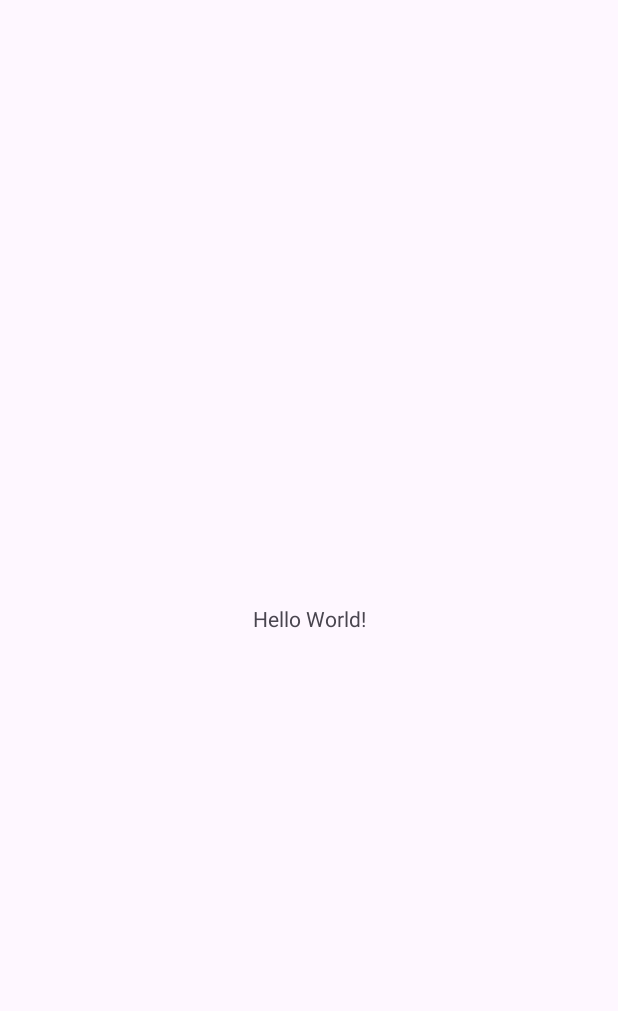
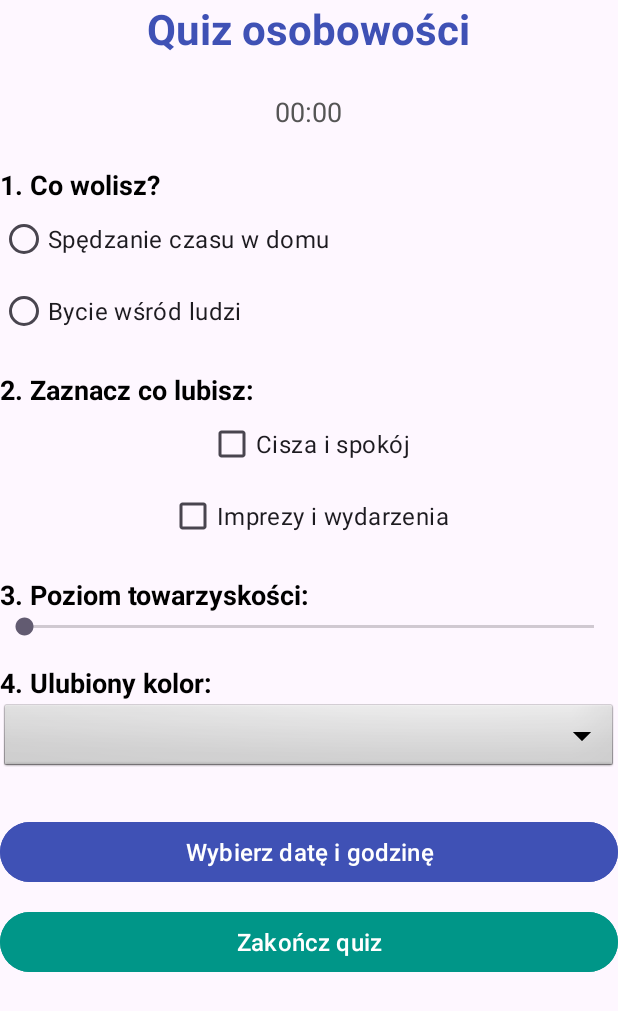
Before and after one commit to JosephGod37/PersonalityQuiz, an Android app: the screen it shows after launch (MainActivity), on a phone screen of 412 x 824 dp. Before the commit the part shown is almost empty. Shown: the top 1011 px of the screen. Run offline under Robolectric (Android 15) with nearby library versions, the phone set to English and light mode, and no system bars.

Commit message:
stworzenie wygladu

```diff
--- a/PersonalityQuiz/app/src/main/AndroidManifest.xml
+++ b/PersonalityQuiz/app/src/main/AndroidManifest.xml
@@ -13,6 +13,9 @@
         android:theme="@style/Theme.PersonalityQuiz"
         tools:targetApi="31">
         <activity
+            android:name=".SummaryActivity"
+            android:exported="false" />
+        <activity
             android:name=".MainActivity"
             android:exported="true">
             <intent-filter>
--- /dev/null
+++ b/PersonalityQuiz/app/src/main/java/com/example/personalityquiz/SummaryActivity.kt
@@ -0,0 +1,20 @@
+package com.example.personalityquiz
+
+import android.os.Bundle
+import androidx.activity.enableEdgeToEdge
+import androidx.appcompat.app.AppCompatActivity
+import androidx.core.view.ViewCompat
+import androidx.core.view.WindowInsetsCompat
+
+class SummaryActivity : AppCompatActivity() {
+    override fun onCreate(savedInstanceState: Bundle?) {
+        super.onCreate(savedInstanceState)
+        enableEdgeToEdge()
+        setContentView(R.layout.activity_summary)
+        ViewCompat.setOnApplyWindowInsetsListener(findViewById(R.id.main)) { v, insets ->
+            val systemBars = insets.getInsets(WindowInsetsCompat.Type.systemBars())
+            v.setPadding(systemBars.left, systemBars.top, systemBars.right, systemBars.bottom)
+            insets
+        }
+    }
+}
--- a/PersonalityQuiz/app/src/main/res/layout/activity_main.xml
+++ b/PersonalityQuiz/app/src/main/res/layout/activity_main.xml
@@ -1,19 +1,128 @@
 <?xml version="1.0" encoding="utf-8"?>
-<androidx.constraintlayout.widget.ConstraintLayout xmlns:android="http://schemas.android.com/apk/res/android"
+<LinearLayout xmlns:android="http://schemas.android.com/apk/res/android"
     xmlns:app="http://schemas.android.com/apk/res-auto"
     xmlns:tools="http://schemas.android.com/tools"
     android:id="@+id/main"
     android:layout_width="match_parent"
-    android:layout_height="match_parent"
-    tools:context=".MainActivity">
+    android:layout_height="wrap_content"
+    tools:context=".MainActivity"
+    android:orientation="vertical"
+    android:padding="24dp"
+    android:gravity="center_horizontal">
 
-    <TextView
-        android:layout_width="wrap_content"
-        android:layout_height="wrap_content"
-        android:text="Hello World!"
-        app:layout_constraintBottom_toBottomOf="parent"
-        app:layout_constraintEnd_toEndOf="parent"
-        app:layout_constraintStart_toStartOf="parent"
-        app:layout_constraintTop_toTopOf="parent" />
+            <TextView
+                android:text="Quiz osobowości"
+                android:textSize="28sp"
+                android:textStyle="bold"
+                android:textColor="#3F51B5"
+                android:layout_marginBottom="24dp"
+                android:layout_width="wrap_content"
+                android:layout_height="wrap_content" />
 
-</androidx.constraintlayout.widget.ConstraintLayout>
+            <Chronometer
+                android:id="@+id/chronometer"
+                android:textSize="18sp"
+                android:textColor="#555555"
+                android:layout_marginBottom="16dp"
+                android:layout_width="wrap_content"
+                android:layout_height="wrap_content" />
+
+            <TextView
+                android:text="1. Co wolisz?"
+                android:textSize="18sp"
+                android:textColor="#000000"
+                android:textStyle="bold"
+                android:layout_marginTop="8dp"
+                android:layout_width="match_parent"
+                android:layout_height="wrap_content" />
+
+            <RadioGroup
+                android:id="@+id/radioGroup"
+                android:layout_width="match_parent"
+                android:layout_height="wrap_content">
+                <RadioButton
+                    android:id="@+id/radioHome"
+                    android:text="Spędzanie czasu w domu"
+                    android:textSize="16sp"
+                    android:layout_width="wrap_content"
+                    android:layout_height="wrap_content"/>
+                <RadioButton
+                    android:id="@+id/radioCrowd"
+                    android:text="Bycie wśród ludzi"
+                    android:textSize="16sp"
+                    android:layout_width="wrap_content"
+                    android:layout_height="wrap_content"/>
+            </RadioGroup>
+
+            <TextView
+                android:text="2. Zaznacz co lubisz:"
+                android:textSize="18sp"
+                android:textStyle="bold"
+                android:textColor="#000000"
+                android:layout_marginTop="16dp"
+                android:layout_width="match_parent"
+                android:layout_height="wrap_content"/>
+            <CheckBox
+                android:id="@+id/checkBoxQuiet"
+                android:text="Cisza i spokój"
+                android:textSize="16sp"
+                android:layout_width="wrap_content"
+                android:layout_height="wrap_content"/>
+            <CheckBox
+                android:id="@+id/checkBoxParty"
+                android:text="Imprezy i wydarzenia"
+                android:textSize="16sp"
+                android:layout_width="wrap_content"
+                android:layout_height="wrap_content"/>
+
+            <TextView
+                android:text="3. Poziom towarzyskości:"
+                android:textSize="18sp"
+                android:textStyle="bold"
+                android:textColor="#000000"
+                android:layout_marginTop="16dp"
+                android:layout_width="match_parent"
+                android:layout_height="wrap_content"/>
+            <SeekBar
+                android:id="@+id/seekBar"
+                android:layout_width="match_parent"
+                android:layout_height="wrap_content"/>
+
+            <TextView
+                android:text="4. Ulubiony kolor:"
+                android:textSize="18sp"
+                android:textStyle="bold"
+                android:textColor="#000000"
+                android:layout_marginTop="16dp"
+                android:layout_width="match_parent"
+                android:layout_height="wrap_content"/>
+            <Spinner
+                android:id="@+id/spinner"
+                android:layout_width="match_parent"
+                android:layout_height="wrap_content"
+                android:background="@android:drawable/btn_dropdown"
+                android:layout_marginBottom="8dp"/>
+
+            <Button
+                android:id="@+id/buttonDate"
+                android:text="Wybierz datę i godzinę"
+                android:layout_width="match_parent"
+                android:layout_height="wrap_content"
+                android:backgroundTint="#3F51B5"
+                android:textColor="@android:color/white"
+                android:textSize="16sp"
+                android:layout_marginTop="20dp"/>
+
+            <Button
+                android:id="@+id/buttonEnd"
+                android:text="Zakończ quiz"
+                android:layout_width="match_parent"
+                android:layout_height="wrap_content"
+                android:backgroundTint="#009688"
+                android:textColor="@android:color/white"
+                android:textSize="16sp"
+                android:layout_marginTop="12dp"/>
+
+
+
+</LinearLayout>
--- /dev/null
+++ b/PersonalityQuiz/app/src/main/res/layout/activity_summary.xml
@@ -0,0 +1,10 @@
+<?xml version="1.0" encoding="utf-8"?>
+<androidx.constraintlayout.widget.ConstraintLayout xmlns:android="http://schemas.android.com/apk/res/android"
+    xmlns:app="http://schemas.android.com/apk/res-auto"
+    xmlns:tools="http://schemas.android.com/tools"
+    android:id="@+id/main"
+    android:layout_width="match_parent"
+    android:layout_height="match_parent"
+    tools:context=".SummaryActivity">
+
+</androidx.constraintlayout.widget.ConstraintLayout>
```
